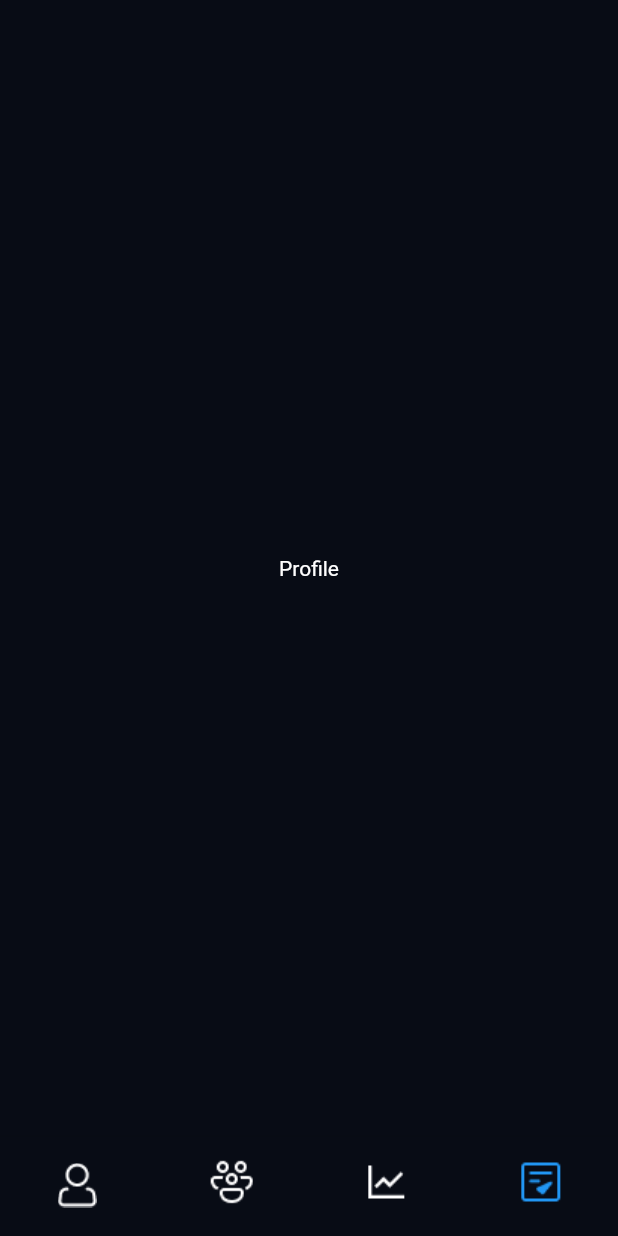
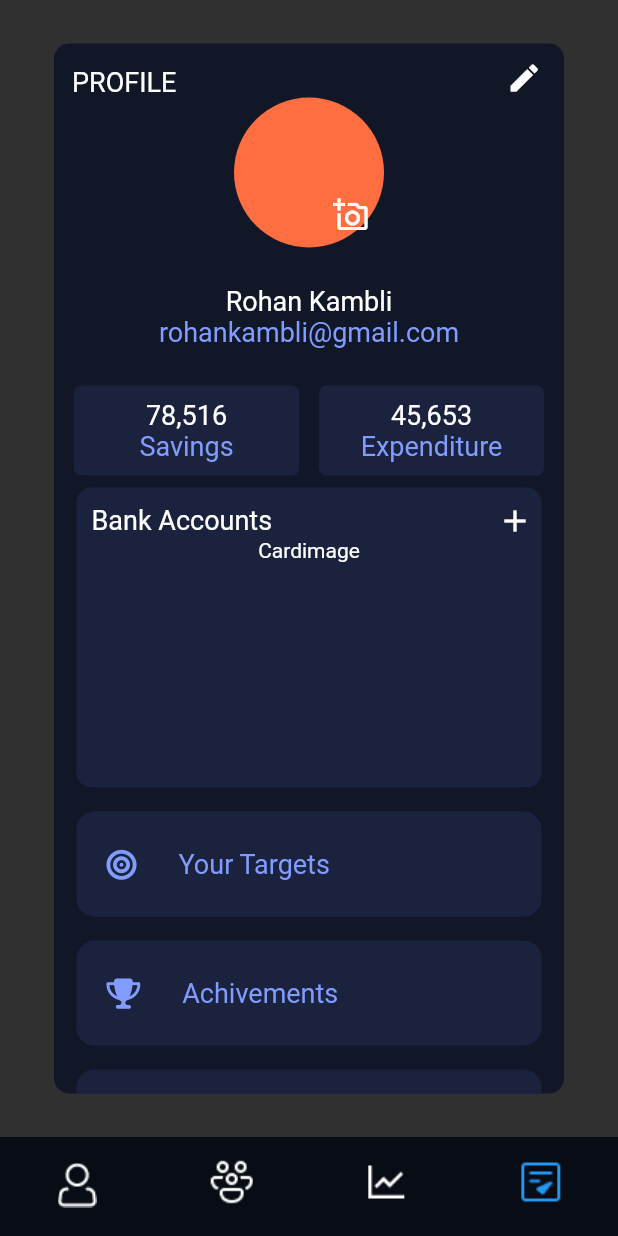
Before and after one commit to KuldeepRathor/Fineta, a Flutter app: the BtNavigationBar screen opened directly, item 4 of the bottom bar chosen, on a phone screen of 412 x 824 dp. Run offline on Flutter 3.47's test engine with Material 2 defaults, Android fonts, the phone set to English and light mode, and no system bars; our stand-ins replace fl_chart, font_awesome_flutter, smooth_page_indicator.

Commit message:
Profile Page

```diff
--- a/lib/bt_navbar.dart
+++ b/lib/bt_navbar.dart
@@ -1,6 +1,6 @@
 import 'package:fineta/screens/homepage.dart';
 import 'package:flutter/material.dart';
-
+import 'package:fineta/screens/Profile.dart';
 class BtNavigationBar extends StatefulWidget {
   const BtNavigationBar({Key? key}) : super(key: key);
 
@@ -20,10 +20,7 @@ class _BtNavigationBarState extends State<BtNavigationBar> {
       "Community",
       style: TextStyle(color: Colors.white),
     ),
-    Text(
-      "Profile",
-      style: TextStyle(color: Colors.white),
-    ),
+    Profilepage(),
   ];
 
   @override
--- a/lib/main.dart
+++ b/lib/main.dart
@@ -27,7 +27,7 @@ class Fineta extends StatelessWidget {
       title: 'Fineta',
       theme: ThemeData.dark().copyWith(
         primaryColor: Colors.white,
-        scaffoldBackgroundColor: const Color(0xff080C15),
+        scaffoldBackgroundColor: Image.asset('images/Gradient.png').color,
       ),
       home: Onboard(),
     );
--- /dev/null
+++ b/lib/screens/Profile.dart
@@ -0,0 +1,371 @@
+import 'package:flutter/material.dart';
+import 'package:font_awesome_flutter/font_awesome_flutter.dart';
+
+class Profilepage extends StatelessWidget {
+  const Profilepage({Key? key}) : super(key: key);
+
+  @override
+  Widget build(BuildContext context) {
+    return Scaffold(
+      body:Center(
+        child: Container(
+            width: 340,
+          height: 700,
+          decoration: BoxDecoration(
+            color: Color(0xFF111727),
+             borderRadius: BorderRadius.circular(10)
+          ),
+          child:
+         SingleChildScrollView(
+           child: Column(
+             children: [
+               Row(
+                  children: [
+                    Padding(
+                      padding: const EdgeInsets.fromLTRB(12,15, 0,0),
+                      child: Align(
+                        alignment: Alignment.topLeft,
+                        child: Text(
+                            'PROFILE',style: TextStyle(
+                          fontSize: 18,
+                        ),
+                        ),
+                      ),
+                    ),
+                    Padding(
+                      padding: const EdgeInsets.fromLTRB(220, 10, 20, 0),
+                      child: Align(
+                        alignment: Alignment.topRight,
+                          child: Icon(Icons.edit,size: 24,)),
+                    ),
+                  ],
+                ),
+               Center(
+                 child: Stack(
+                   children:<Widget> [
+                     CircleAvatar(
+                       radius:50,
+                       backgroundColor: Colors.deepOrangeAccent,
+                     ),
+                     Positioned(
+                       bottom: 10 ,
+                         right:10 ,
+                         child: Icon(Icons.add_a_photo_outlined)),
+                   ],
+                 ),
+               ),
+               Padding(
+                 padding: const EdgeInsets.all(25.0),
+                 child: Column(
+                   children:<Widget> [
+                     Text(
+                       'Rohan Kambli',textAlign:TextAlign.center,style: TextStyle(
+                       fontSize: 18,
+                     )
+                     ),
+                       Text(
+                           'rohankambli@gmail.com',textAlign:TextAlign.center,style: TextStyle(
+                         fontSize: 18,color: Color(0xFF809CFF),
+                       )
+                     ),
+                   ],
+                 ),
+               ),
+               Row(
+                 mainAxisAlignment:MainAxisAlignment.spaceEvenly,
+                 children: [
+                   Container(
+                     decoration: BoxDecoration(
+                       borderRadius: BorderRadius.circular(5), color: Color(0xFF1B223E),
+                     ),
+
+                     height: 60,
+                     width:150,
+                     child:Column(
+                       mainAxisAlignment:MainAxisAlignment.center,
+                       children: [
+                         Align( alignment:Alignment.center,
+                           child: Text(
+                             '78,516',style: TextStyle(fontSize: 18),
+                           ),),
+                           Text(
+                             'Savings',style: TextStyle(
+                             color: Color(0xFF809CFF),fontSize: 18
+                           ),
+                           )
+
+                       ],
+                     ),
+                   ),
+                   Container(
+                     decoration: BoxDecoration(
+                       borderRadius: BorderRadius.circular(5), color: Color(0xFF1B223E),
+                     ),
+                     height: 60,
+                     width:150,
+                     child:Column(
+                       mainAxisAlignment:MainAxisAlignment.center,
+                       children: [
+
+                         Text(
+                             '45,653',style: TextStyle(
+                           fontSize: 18
+                         ),
+                         ),
+                         Text(
+                           'Expenditure',style: TextStyle(
+                           color: Color(0xFF809CFF),fontSize: 18
+                         ),
+                         )
+                       ],
+                     ),
+                   ),
+                 ],
+               ),
+               Padding(
+                 padding: const EdgeInsets.all(8.0),
+                 child: Container(
+                   height: 200,
+                   width: 310,
+                   decoration: BoxDecoration(
+                     borderRadius: BorderRadius.circular(10),
+                     color: Color(0xFF1B223E),),
+                     child:Column(
+                       children: [
+                         Row(
+                       children: [
+                         Padding(
+                           padding: const EdgeInsets.fromLTRB(10,10,0,0),
+                           child: Text( 'Bank Accounts',style: TextStyle(fontSize:18),),
+                         ),
+                         Padding(
+                           padding: const EdgeInsets.fromLTRB(150, 10, 10, 0),
+                           child: Icon(Icons.add,size: 24,),
+                         ),
+
+                       ],
+
+                       ),
+                         Text('Cardimage'),
+                       ],
+                     )
+                   ),
+               ),
+               Padding(
+                 padding: const EdgeInsets.all(8.0),
+                 child: Container(
+                   width: 310,
+                   height:70,
+                   decoration: BoxDecoration(
+                     color: Color(0xFF1B223E),
+                     borderRadius: BorderRadius.circular(12),
+                   ),
+                   child: Row(
+                     mainAxisAlignment: MainAxisAlignment.start,
+                     children: [
+                       Padding(
+                         padding: const EdgeInsets.all(20.0),
+                         child: FaIcon(FontAwesomeIcons.bullseye,color: Color(0xFF809CFF),size: 20,),
+                       ),
+                       Padding(
+                         padding: const EdgeInsets.all(8.0),
+                         child: Text('Your Targets',style: TextStyle(
+                           fontSize: 18,color: Color(0xFF809CFF),
+                         ) ),
+                       ),
+                     ],
+                   ),
+                 ),
+               ),
+               Padding(
+                 padding: const EdgeInsets.all(8.0),
+                 child: Container(
+                   width: 310,
+                   height:70,
+                   decoration: BoxDecoration(
+                     color: Color(0xFF1B223E),
+                     borderRadius: BorderRadius.circular(12),
+                   ),
+                   child: Row(
+                     mainAxisAlignment: MainAxisAlignment.start,
+                     children: [
+                       Padding(
+                         padding: const EdgeInsets.all(20.0),
+                         child: FaIcon(FontAwesomeIcons.trophy,color: Color(0xFF809CFF),size: 20,),
+                       ),
+                       Padding(
+                         padding: const EdgeInsets.all(8.0),
+                         child: Text('Achivements',style: TextStyle(
+                           fontSize: 18,color: Color(0xFF809CFF)
+                         )),
+                       ),
+                     ],
+                   ),
+                 ),
+               ),
+               Padding(
+                 padding: const EdgeInsets.all(8.0),
+                 child: Container(
+                   width: 310,
+                   height:70,
+                   decoration: BoxDecoration(
+                     color: Color(0xFF1B223E),
+                     borderRadius: BorderRadius.circular(12),
+                   ),
+                   child: Row(
+                     mainAxisAlignment: MainAxisAlignment.start,
+                     children: [
+                       Padding(
+                         padding: const EdgeInsets.all(20.0),
+                         child: Icon(Icons.settings,size: 24,color: Color(0xFF809CFF)),
+                       ),
+                       Padding(
+                         padding: const EdgeInsets.all(8.0),
+                         child: Text('Settings',style: TextStyle(
+                           fontSize: 18,color: Color(0xFF809CFF),
+                         )),
+                       ),
+                     ],
+                   ),
+                 ),
+               ),
+               Padding(
+                 padding: const EdgeInsets.all(8.0),
+                 child: Container(
+                   width: 310,
+                   height:70,
+                   decoration: BoxDecoration(
+                     color: Color(0xFF1B223E),
+                     borderRadius: BorderRadius.circular(12),
+                   ),
+                   child: Row(
+                     mainAxisAlignment: MainAxisAlignment.start,
+                     children: [
+                       Padding(
+                         padding: const EdgeInsets.all(20.0),
+                         child: Icon(Icons.notifications_outlined,size: 24,color: Color(0xFF809CFF)),
+                       ),
+                       Padding(
+                         padding: const EdgeInsets.all(8.0),
+                         child: Text('Reminders',style: TextStyle(
+                           fontSize: 18,color: Color(0xFF809CFF),
+                         )),
+                       ),
+                     ],
+                   ),
+                 ),
+               ),
+               Padding(
+                 padding: const EdgeInsets.all(8.0),
+                 child: Container(
+                   width: 310,
+                   height:70,
+                   decoration: BoxDecoration(
+                     color: Color(0xFF1B223E),
+                     borderRadius: BorderRadius.circular(12),
+                   ),
+                   child: Row(
+                     mainAxisAlignment: MainAxisAlignment.start,
+                     children: [
+                       Padding(
+                         padding: const EdgeInsets.all(20.0),
+                         child: Icon(Icons.warning_amber_outlined,size: 24,color: Color(0xFF809CFF)),
+                       ),
+                       Padding(
+                         padding: const EdgeInsets.all(8.0),
+                         child: Text('Report Problems',style: TextStyle(
+                           fontSize: 18,color: Color(0xFF809CFF),
+                         )),
+                       ),
+                     ],
+                   ),
+                 ),
+               ),
+               Padding(
+                 padding: const EdgeInsets.all(8.0),
+                 child: Container(
+                   width: 310,
+                   height:70,
+                   decoration: BoxDecoration(
+                     color: Color(0xFF1B223E),
+                     borderRadius: BorderRadius.circular(12),
+                   ),
+                   child: Row(
+                     mainAxisAlignment: MainAxisAlignment.start,
+                     children: [
+                       Padding(
+                         padding: const EdgeInsets.all(20.0),
+                         child: Icon(Icons.info_outline_rounded,size: 24,color: Color(0xFF809CFF)),
+                       ),
+                       Padding(
+                         padding: const EdgeInsets.all(8.0),
+                         child: Text('About Fineta\n Privacy Policy',style: TextStyle(
+                           fontSize: 18,color: Color(0xFF809CFF),
+                         )),
+                       ),
+                     ],
+                   ),
+                 ),
+               ),
+               Padding(
+                 padding: const EdgeInsets.all(8.0),
+                 child: Container(
+                   width: 310,
+                   height:70,
+                   decoration: BoxDecoration(
+                     color: Color(0xFF1B223E),
+                     borderRadius: BorderRadius.circular(12),
+                   ),
+                   child: Row(
+                     mainAxisAlignment: MainAxisAlignment.start,
+                     children: [
+                       Padding(
+                         padding: const EdgeInsets.all(20.0),
+                         child: FaIcon(FontAwesomeIcons.code,size: 20,color: Color(0xFF809CFF)),
+                       ),
+                       Padding(
+                         padding: const EdgeInsets.all(8.0),
+                         child: Text('Developer Info',style: TextStyle(
+                           fontSize: 18,color: Color(0xFF809CFF),
+                         ),),
+                       ),
+                     ],
+                   ),
+                 ),
+               ),
+               Padding(
+                 padding: const EdgeInsets.all(8.0),
+                 child: Container(
+                   width: 310,
+                   height:70,
+                   decoration: BoxDecoration(
+                     color: Color(0xFF1B223E),
+                     borderRadius: BorderRadius.circular(12),
+                   ),
+                   child: Row(
+                     mainAxisAlignment: MainAxisAlignment.start,
+                     children: [
+                       Padding(
+                         padding: const EdgeInsets.all(20.0),
+                         child: Icon(Icons.login_outlined,color: Colors.red,size: 24,),
+                       ),
+                       Padding(
+                         padding: const EdgeInsets.all(8.0),
+                         child: Text('LOGOUT',
+                             style: TextStyle(fontSize: 18,color: Colors.red),
+                         ),
+                       ),
+                     ],
+                   ),
+                 ),
+               ),
+
+
+             ],
+           ),
+         )
+        ),
+      ),
+    );
+  }
+}
--- a/pubspec.yaml
+++ b/pubspec.yaml
@@ -38,6 +38,7 @@ dependencies:
   provider: ^6.0.2
   google_fonts: ^2.3.2
   smooth_page_indicator: ^1.0.0+2
+  font_awesome_flutter: ^10.1.0
 
 dev_dependencies:
   flutter_test:
```
Also changed, not shown: assets/images/Gradient.png (added), pubspec.lock.
